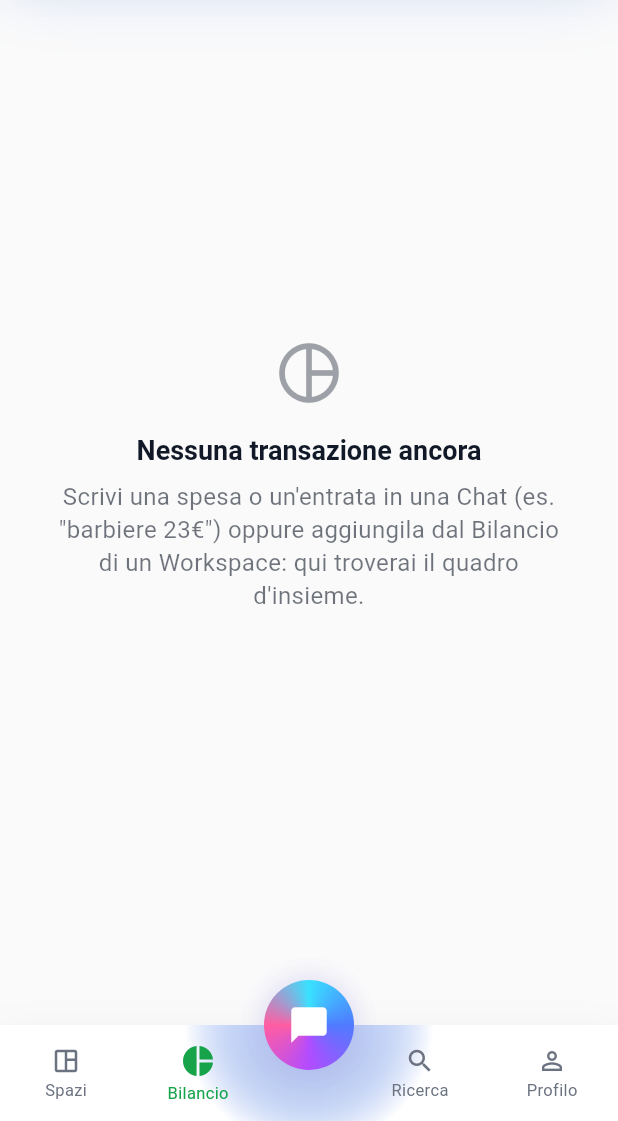
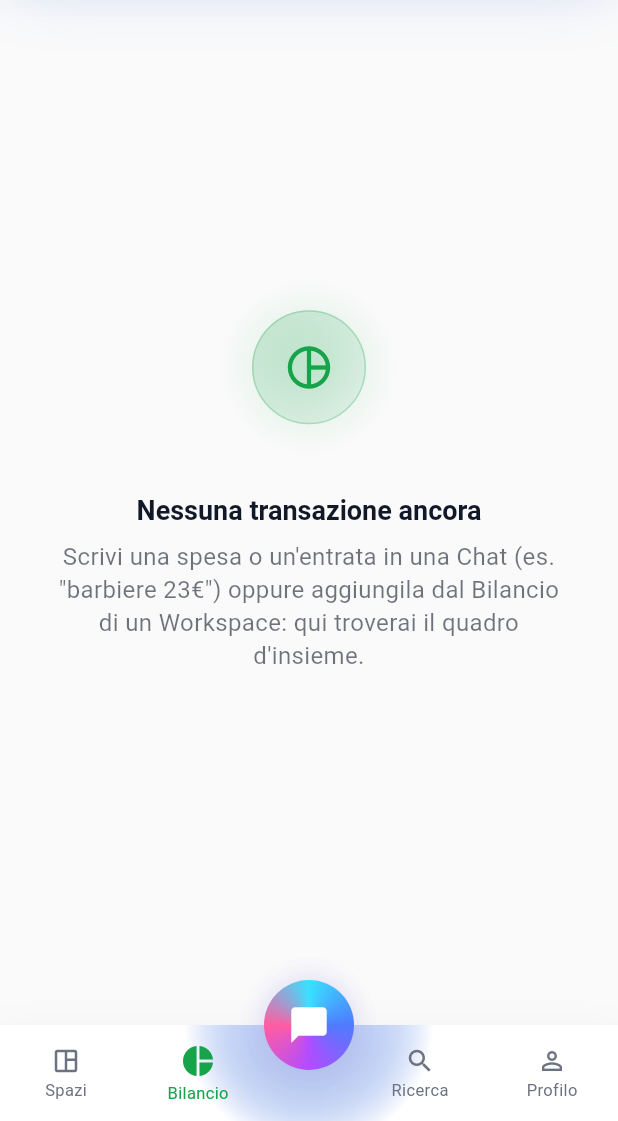
Before and after one commit to ivanobuonocore/flex.index.html, a Flutter app: the BalanceOverviewScreen screen opened by its route, on a phone screen of 412 x 824 dp, the part 115-1236 px from its top. Run offline on Flutter 3.47's test engine with Material 3 defaults, Android fonts, the phone set to English and light mode, and no system bars; our stand-ins replace file_picker, fl_chart, flutter_riverpod, go_router, google_fonts, supabase_flutter and 1 more; missing offline and left inert: dart:js_interop; accounts and stored records are empty.

Commit message:
feat(ui): empty state illustrati con tinta per sezione
EmptyState mostra un'icona più grande su un doppio cerchio sfumato
invece della singola icona grigia, con un colore per sezione
(Bilancio, Note, Attività, Documenti, Appuntamenti). Nessuna
dipendenza nuova, solo widget.

```diff
--- a/apps/mobile/lib/features/document/presentation/document_list_screen.dart
+++ b/apps/mobile/lib/features/document/presentation/document_list_screen.dart
@@ -99,6 +99,7 @@ class _DocumentListScreenState extends ConsumerState<DocumentListScreen> {
           if (documents.isEmpty) {
             return EmptyState(
               icon: Icons.upload_file_outlined,
+              color: AppColors.categoryDocumenti,
               title: 'Nessun documento ancora',
               message: _errorMessage ??
                   'Carica il tuo primo file in questo Workspace.',
--- a/apps/mobile/lib/features/note/presentation/note_list_screen.dart
+++ b/apps/mobile/lib/features/note/presentation/note_list_screen.dart
@@ -48,6 +48,7 @@ class _NoteListScreenState extends ConsumerState<NoteListScreen> {
           if (notes.isEmpty) {
             return EmptyState(
               icon: Icons.sticky_note_2_outlined,
+              color: AppColors.accentNote,
               title: 'Nessuna nota ancora',
               message: 'Crea la tua prima nota in questo Workspace.',
               action: FilledButton(
--- a/apps/mobile/lib/features/reminder/presentation/reminder_list_screen.dart
+++ b/apps/mobile/lib/features/reminder/presentation/reminder_list_screen.dart
@@ -91,6 +91,7 @@ class _ReminderListScreenState extends ConsumerState<ReminderListScreen> {
                 if (events.isEmpty) {
                   return EmptyState(
                     icon: Icons.notifications_outlined,
+                    color: AppColors.categoryAppuntamenti,
                     title: 'Nessun promemoria ancora',
                     message:
                         'Creane uno, oppure scrivi in Chat "ricordami di..." '
--- a/apps/mobile/lib/features/task/presentation/task_list_screen.dart
+++ b/apps/mobile/lib/features/task/presentation/task_list_screen.dart
@@ -37,6 +37,7 @@ class TaskListScreen extends ConsumerWidget {
           if (tasks.isEmpty) {
             return EmptyState(
               icon: Icons.check_circle_outline,
+              color: AppColors.categoryAttivita,
               title: 'Nessuna attività ancora',
               message: 'Crea la tua prima attività in questo Workspace.',
               action: FilledButton(
--- a/apps/mobile/lib/features/transaction/presentation/balance_overview_screen.dart
+++ b/apps/mobile/lib/features/transaction/presentation/balance_overview_screen.dart
@@ -116,6 +116,7 @@ class _BalanceOverviewScreenState extends ConsumerState<BalanceOverviewScreen> {
               availableMonths.length <= 1) {
             return const EmptyState(
               icon: Icons.pie_chart_outline,
+              color: AppColors.categoryBilancio,
               title: 'Nessuna transazione ancora',
               message:
                   'Scrivi una spesa o un\'entrata in una Chat (es. "barbiere 23€") oppure '
--- a/apps/mobile/lib/features/transaction/presentation/transaction_report_screen.dart
+++ b/apps/mobile/lib/features/transaction/presentation/transaction_report_screen.dart
@@ -70,6 +70,7 @@ class TransactionReportScreen extends ConsumerWidget {
           if (confirmed.isEmpty && pending.isEmpty) {
             return EmptyState(
               icon: Icons.account_balance_wallet_outlined,
+              color: AppColors.categoryBilancio,
               title: 'Nessuna transazione ancora',
               message: 'Aggiungi entrate o uscite, oppure scrivile in Chat.',
               action: FilledButton(
--- a/apps/mobile/lib/features/workspace/presentation/shared_balance_screen.dart
+++ b/apps/mobile/lib/features/workspace/presentation/shared_balance_screen.dart
@@ -60,6 +60,7 @@ class SharedBalanceScreen extends ConsumerWidget {
               if (workspaces.isEmpty)
                 const EmptyState(
                   icon: Icons.people_outline,
+                  color: AppColors.categoryBilancio,
                   title: 'Nessun Bilancio condiviso ancora',
                   message:
                       'Creane uno per condividere le spese con un\'altra persona, '
--- a/apps/mobile/lib/shared/widgets/empty_state.dart
+++ b/apps/mobile/lib/shared/widgets/empty_state.dart
@@ -2,6 +2,13 @@ import 'package:flutter/material.dart';
 import 'package:pip_design_system/pip_design_system.dart';
 
 /// Stato "Empty" (docs/product/05-design-system.md, "Stati dell'app").
+///
+/// Illustrazione (richiesta esplicita dell'utente: "empty state
+/// illustrati"): niente immagini/asset nuovi (nessuna dipendenza aggiuntiva,
+/// coerente col resto del progetto) — un'icona più grande su un doppio
+/// cerchio sfumato, stessa famiglia di trattamenti "glow"/gradiente già
+/// usata altrove (hero del saldo, striscia Sezioni), invece della semplice
+/// icona grigia di prima.
 class EmptyState extends StatelessWidget {
   const EmptyState({
     super.key,
@@ -9,6 +16,7 @@ class EmptyState extends StatelessWidget {
     required this.title,
     required this.message,
     this.action,
+    this.color,
   });
 
   final IconData icon;
@@ -16,18 +24,23 @@ class EmptyState extends StatelessWidget {
   final String message;
   final Widget? action;
 
+  /// Tinta dell'illustrazione — di norma il colore della sezione (Bilancio,
+  /// Note, Attività, ...), la stessa già usata per badge di categoria e
+  /// striscia Sezioni. Default: colore primario del tema.
+  final Color? color;
+
   @override
   Widget build(BuildContext context) {
     final theme = Theme.of(context);
+    final tint = color ?? theme.colorScheme.primary;
     return Center(
       child: Padding(
         padding: const EdgeInsets.all(AppSpacing.xl),
         child: Column(
           mainAxisSize: MainAxisSize.min,
           children: [
-            Icon(icon,
-                size: 48, color: theme.colorScheme.onSurface.withOpacity(0.4)),
-            const SizedBox(height: AppSpacing.md),
+            _EmptyStateIllustration(icon: icon, tint: tint),
+            const SizedBox(height: AppSpacing.lg),
             Text(title,
                 style: theme.textTheme.headlineSmall,
                 textAlign: TextAlign.center),
@@ -49,3 +62,55 @@ class EmptyState extends StatelessWidget {
     );
   }
 }
+
+class _EmptyStateIllustration extends StatelessWidget {
+  const _EmptyStateIllustration({required this.icon, required this.tint});
+
+  final IconData icon;
+  final Color tint;
+
+  @override
+  Widget build(BuildContext context) {
+    final isDark = Theme.of(context).brightness == Brightness.dark;
+    return SizedBox(
+      width: 120,
+      height: 120,
+      child: Stack(
+        alignment: Alignment.center,
+        children: [
+          // Alone esterno, ampio e molto tenue: dà profondità senza
+          // disegnare un vero e proprio bordo visibile.
+          Container(
+            width: 120,
+            height: 120,
+            decoration: BoxDecoration(
+              shape: BoxShape.circle,
+              gradient: RadialGradient(
+                colors: [
+                  tint.withOpacity(isDark ? 0.22 : 0.14),
+                  tint.withOpacity(0),
+                ],
+              ),
+            ),
+          ),
+          // Disco interno con l'icona, stesso trattamento gradiente+bordo
+          // sottile della striscia Sezioni.
+          Container(
+            width: 76,
+            height: 76,
+            decoration: BoxDecoration(
+              shape: BoxShape.circle,
+              gradient: LinearGradient(
+                colors: [tint.withOpacity(0.20), tint.withOpacity(0.08)],
+                begin: Alignment.topLeft,
+                end: Alignment.bottomRight,
+              ),
+              border: Border.all(color: tint.withOpacity(0.25)),
+            ),
+            child: Icon(icon, size: 34, color: tint),
+          ),
+        ],
+      ),
+    );
+  }
+}
```
Also changed, not shown: 2 other files.
